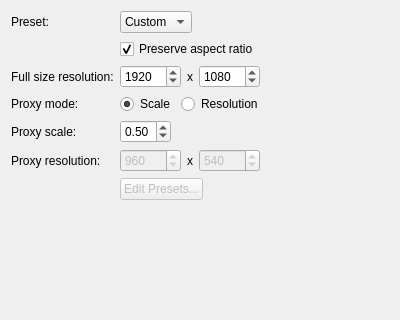
First picture: the form in core/ui/settings_resolution_ui.ui, repository mjbonnington/icarus-gps, before the edit.
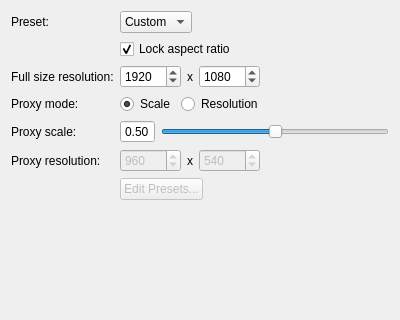
Second picture: the form after the edit.

Commit message: Improved settings dialog

```diff
--- a/core/ui/settings_resolution_ui.ui
+++ b/core/ui/settings_resolution_ui.ui
@@ -39,7 +39,7 @@
    <item row="4" column="1">
     <widget class="QCheckBox" name="preserveAR_checkBox">
      <property name="text">
-      <string>Preserve aspect ratio</string>
+      <string>Lock aspect ratio</string>
      </property>
      <property name="checked">
       <bool>true</bool>
@@ -144,6 +144,9 @@
        <property name="enabled">
         <bool>true</bool>
        </property>
+       <property name="buttonSymbols">
+        <enum>QAbstractSpinBox::NoButtons</enum>
+       </property>
        <property name="maximum">
         <double>1.000000000000000</double>
        </property>
@@ -155,6 +158,34 @@
        </property>
       </widget>
      </item>
+     <item>
+      <widget class="QSlider" name="proxyScale_slider">
+       <property name="toolTip">
+        <string>&lt;html&gt;&lt;head/&gt;&lt;body&gt;&lt;p&gt;Set the priority for this render job.&lt;/p&gt;&lt;p&gt;Higher priority jobs will be rendered first. Setting the priority to zero will submit the job as paused.&lt;/p&gt;&lt;/body&gt;&lt;/html&gt;</string>
+       </property>
+       <property name="minimum">
+        <number>0</number>
+       </property>
+       <property name="maximum">
+        <number>100</number>
+       </property>
+       <property name="singleStep">
+        <number>1</number>
+       </property>
+       <property name="value">
+        <number>50</number>
+       </property>
+       <property name="orientation">
+        <enum>Qt::Horizontal</enum>
+       </property>
+       <property name="tickPosition">
+        <enum>QSlider::NoTicks</enum>
+       </property>
+       <property name="tickInterval">
+        <number>10</number>
+       </property>
+      </widget>
+     </item>
     </layout>
    </item>
    <item row="9" column="0">
```
Left out of the diff: 80 changed lines with no effect on the pictures. The commit also changes 24 other files.
